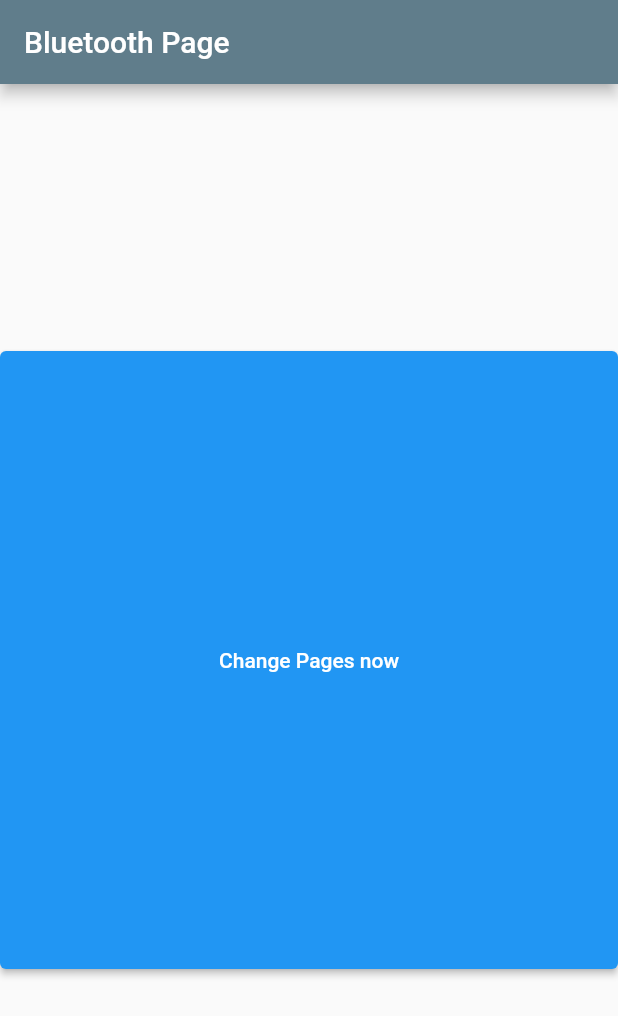
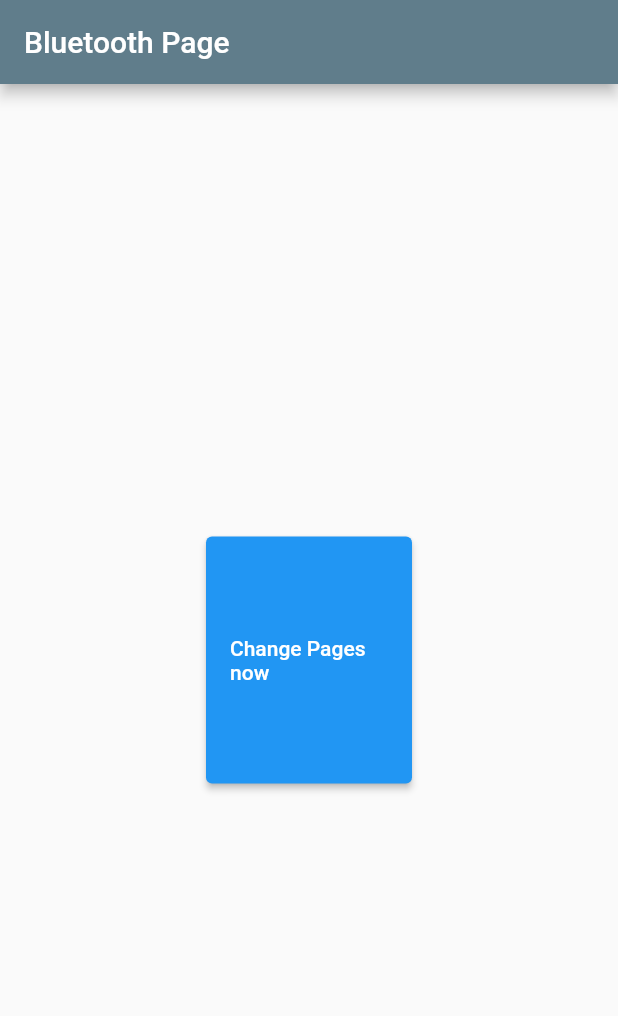
Before and after one commit to hackerFaruk/thesisApp, a Flutter app: the screen it shows after launch, after a tap on "PAge", on a phone screen of 412 x 824 dp. Shown: the top 1016 px of the screen. Run offline on Flutter 3.47's test engine with Material 2 defaults, Android fonts, the phone set to English and light mode, and no system bars.

Commit message:
better button

```diff
--- a/control_app/lib/main.dart
+++ b/control_app/lib/main.dart
@@ -178,8 +178,8 @@ class _BluetoothPageState extends State<BluetoothPage> {
           ),
           body: Center(
             child: SizedBox(
-                width: pageSize.width,
-                height: pageSize.height / 2,
+                width: pageSize.width / 3,
+                height: pageSize.height / 5,
                 child: ElevatedButton(
                   onPressed: () {
                     // Go back to main
```
